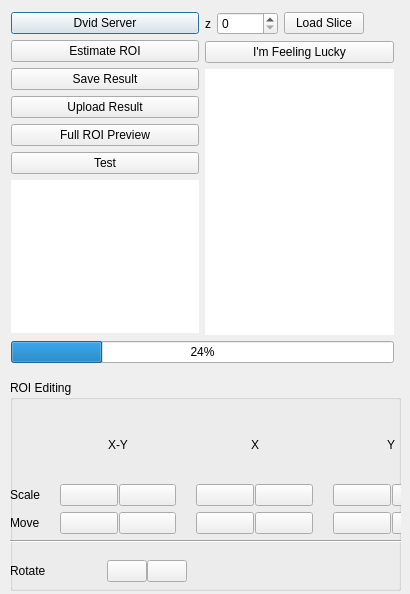
Before: the Qt Designer form neurolabi/gui/zflyemroidialog.ui in janelia-flyem/NeuTu, drawn with Qt 5.
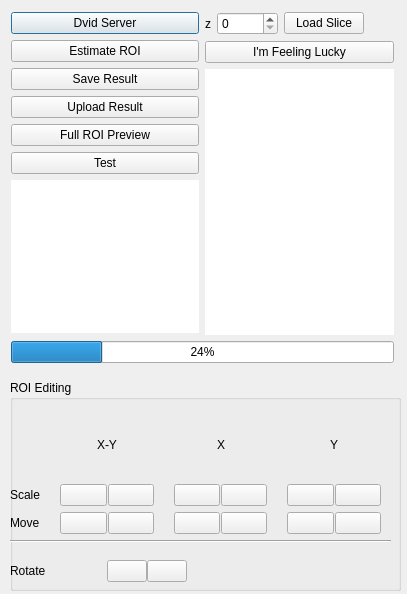
After: the same form once the commit is applied. Icons and pictures are not drawn.

Commit message: fix button layout on linux

```diff
--- a/neurolabi/gui/zflyemroidialog.ui
+++ b/neurolabi/gui/zflyemroidialog.ui
@@ -6,7 +6,7 @@
    <rect>
     <x>0</x>
     <y>0</y>
-    <width>410</width>
+    <width>407</width>
     <height>594</height>
    </rect>
   </property>
@@ -260,7 +260,7 @@
      <rect>
       <x>0</x>
       <y>32</y>
-      <width>449</width>
+      <width>381</width>
       <height>131</height>
      </rect>
     </property>
```
